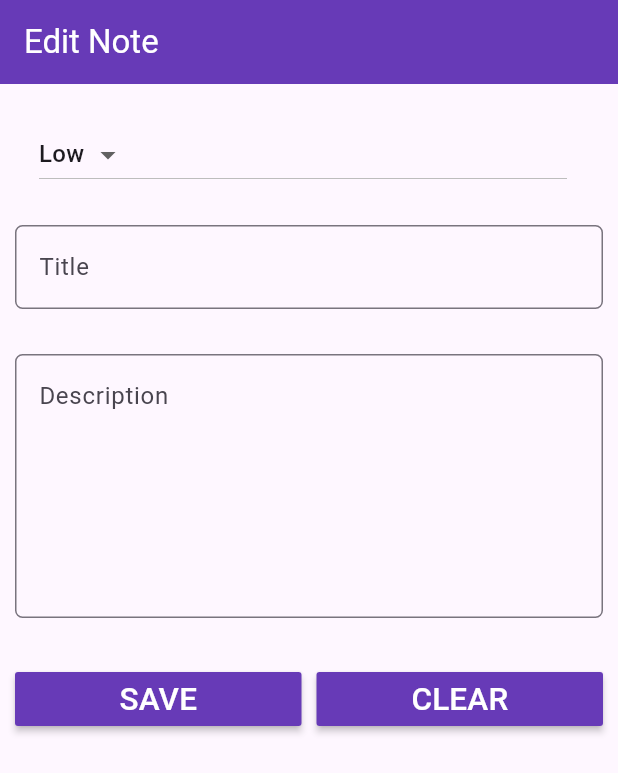
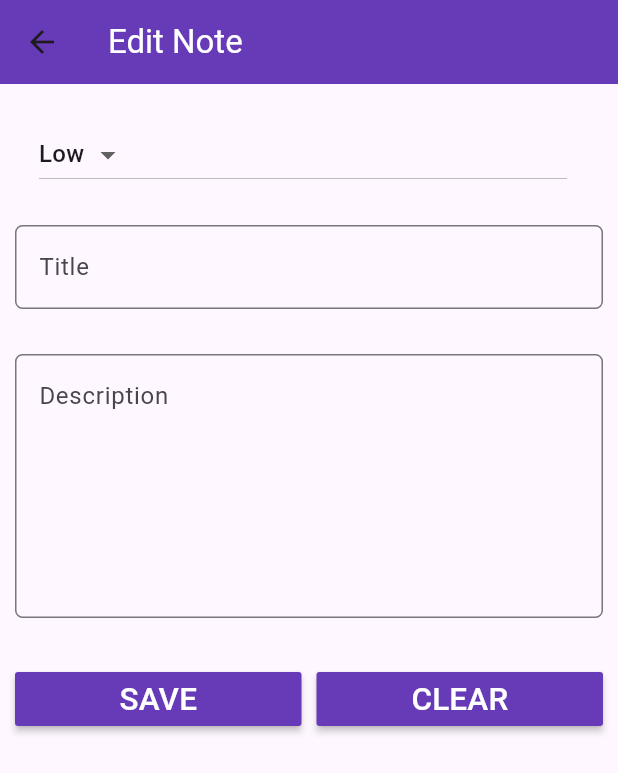
Before and after one commit to suryakant1534/keep_notes, a Flutter app: the screen it shows after launch, after a tap on the "add" icon, on a phone screen of 412 x 824 dp. Shown: the top 773 px of the screen. Run offline on Flutter 3.47's test engine with Material 3 defaults, Android fonts, the phone set to English and light mode, and no system bars; our stand-ins replace get, sqflite; accounts and stored records are empty.

```diff
--- a/lib/screens/note_list.dart
+++ b/lib/screens/note_list.dart
@@ -11,6 +11,7 @@ class NoteList extends GetView<NoteListController> {
   @override
   Widget build(BuildContext context) {
     return Scaffold(
+      drawer: const Drawer(),
       appBar: CustomAppBar.cusAppBar(title: "Notes"),
       body: Obx(
         () => SizedBox(
--- a/lib/widgets/custom_app_bar.dart
+++ b/lib/widgets/custom_app_bar.dart
@@ -8,7 +8,6 @@ class CustomAppBar{
         style: const TextStyle(color: Colors.white),
       ),
       backgroundColor: Colors.deepPurple,
-      automaticallyImplyLeading: false,
     );
   }
 }
```
